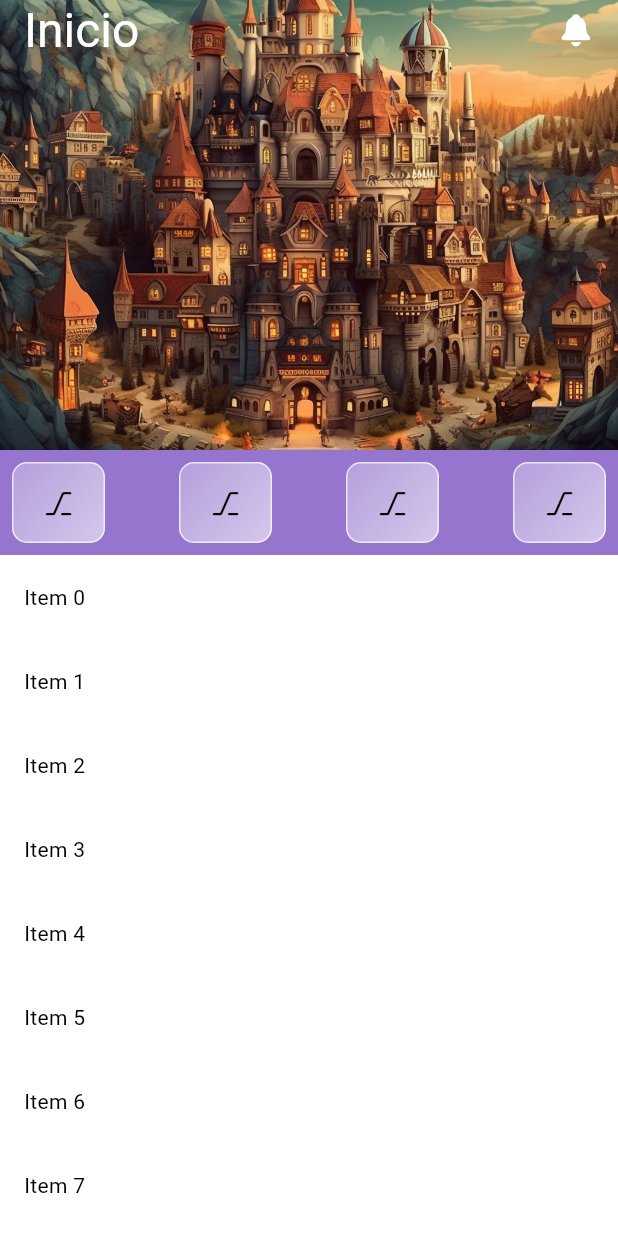
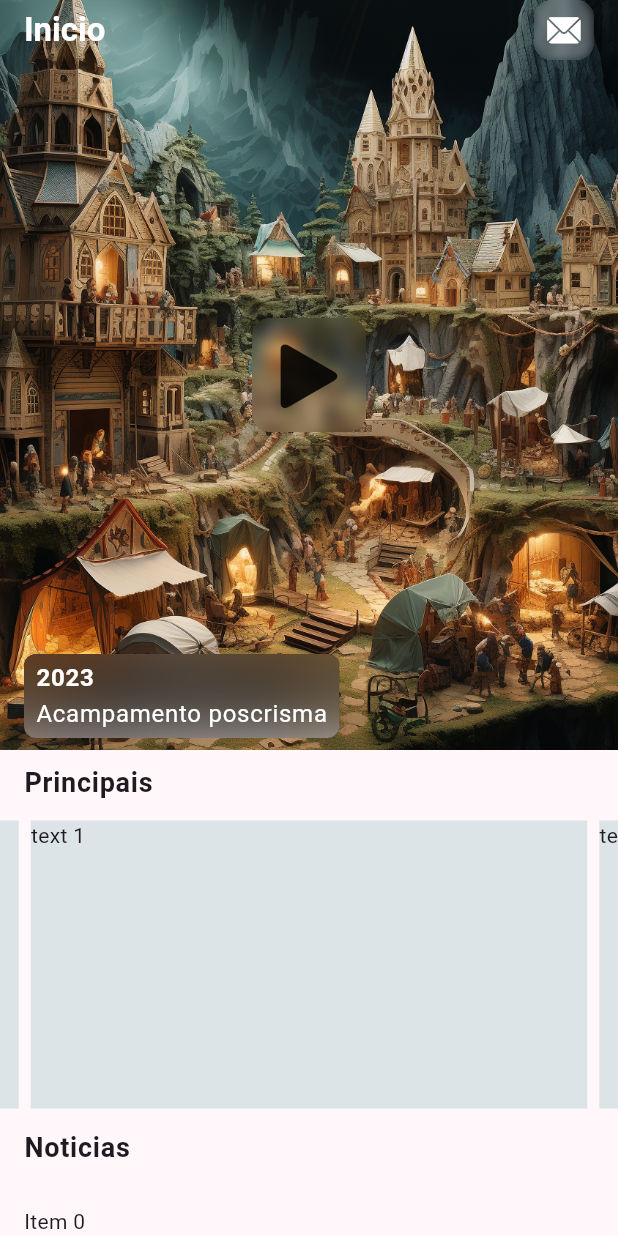
Before and after one commit to pos-crisma/poscrisma, a Flutter app: the HomeMobile screen opened directly, on a phone screen of 412 x 824 dp. Run offline on Flutter 3.47's test engine with Material 2 defaults, Android fonts, the phone set to English and light mode, and no system bars; drawn by our look-alikes of carousel_slider; our stand-ins replace dio, flutter_modular, glassmorphism, gradient_borders; Roboto replaces fonts that are missing (Manrope).

Commit message:
feat: Create feed view

```diff
--- a/lib/app/home/view/home_page.dart
+++ b/lib/app/home/view/home_page.dart
@@ -1,9 +1,7 @@
-import 'package:core/core.dart';
 import 'package:design/design.dart';
 import 'package:flutter/material.dart';
 import 'package:flutter/services.dart';
 
-import '../provider/reducer/home_reducer.dart';
 import 'mobile/home_mobile.dart';
 import 'web/home_web.dart';
 
@@ -12,7 +10,7 @@ class HomePage extends StatelessWidget {
 
   @override
   Widget build(BuildContext context) {
-    final viewStore = context.watch<HomeReducer>();
+    // final viewStore = context.watch<HomeReducer>();
 
     SystemChrome.setSystemUIOverlayStyle(
       const SystemUiOverlayStyle(
--- a/lib/app/home/view/mobile/home_mobile.dart
+++ b/lib/app/home/view/mobile/home_mobile.dart
@@ -1,5 +1,6 @@
 import 'dart:ui';
 
+import 'package:design/color/color.dart';
 import 'package:design/design.dart';
 import 'package:flutter/cupertino.dart';
 import 'package:flutter/material.dart';
@@ -12,29 +13,26 @@ class HomeMobile extends StatelessWidget {
   @override
   Widget build(BuildContext context) {
     return Scaffold(
-      backgroundColor:
-          SystemMode.isDark(context) ? Colors.grey.shade900 : Colors.white,
       body: CustomScrollView(
         controller: controller,
         slivers: [
           SliverAppBar(
-            backgroundColor: SystemMode.isDark(context)
-                ? Colors.deepPurple.shade700
-                : Colors.deepPurple.shade300,
-            forceElevated: false,
+            forceElevated: true,
             pinned: true,
-            elevation: 0,
+            elevation: 1,
             stretch: true,
             flexibleSpace: FlexibleSpaceBar(
               collapseMode: CollapseMode.parallax,
               background: Stack(
                 children: [
+                  // * Image background Viewer
                   const Positioned.fill(
                     child: Image(
-                      image: backgroundCastleTower,
+                      image: backgroundMountains,
                       fit: BoxFit.cover,
                     ),
                   ),
+                  // * Header Viewer
                   Positioned(
                     top: MediaQuery.of(context).padding.top,
                     width: MediaQuery.of(context).size.width,
@@ -47,103 +45,205 @@ class HomeMobile extends StatelessWidget {
                         mainAxisAlignment: MainAxisAlignment.spaceBetween,
                         children: [
                           Text(
-                            "Inicio",
+                            "Inicio", // TODO: Move to i18n
                             style: Theme.of(context)
                                 .textTheme
-                                .headlineLarge
-                                ?.copyWith(
+                                .titleLarge! //
+                                .copyWith(
                                   color: Colors.white,
+                                  fontWeight: FontWeight.bold,
                                 ),
                           ),
-                          const Icon(
-                            CupertinoIcons.bell_fill,
-                            color: Colors.white,
+                          GestureDetector(
+                            onTap: () {},
+                            child: ClipRRect(
+                              borderRadius: BorderRadius.circular(12),
+                              child: Container(
+                                padding: const EdgeInsets.all(8),
+                                color: Colors.grey.shade300.withOpacity(0.3),
+                                child: BackdropFilter(
+                                  filter:
+                                      ImageFilter.blur(sigmaX: 3, sigmaY: 3),
+                                  child: const Icon(
+                                    CupertinoIcons.envelope_fill,
+                                    color: Colors.white,
+                                  ),
+                                ),
+                              ),
+                            ),
                           ),
                         ],
                       ),
                     ),
                   ),
+
+                  // * Bottom Viewer
+                  Positioned(
+                    bottom: 0,
+                    width: MediaQuery.of(context).size.width,
+                    child: Padding(
+                      padding: EdgeInsets.symmetric(
+                        vertical: 8.0,
+                        horizontal: Responsive.isSmallScreen(context) //
+                            ? 8
+                            : 16,
+                      ),
+                      child: Column(
+                        crossAxisAlignment: CrossAxisAlignment.start,
+                        children: [
+                          ClipRRect(
+                            borderRadius: BorderRadius.circular(8),
+                            child: Container(
+                              padding: const EdgeInsets.symmetric(
+                                vertical: 4,
+                                horizontal: 8,
+                              ),
+                              decoration: BoxDecoration(
+                                color: Colors.grey.shade900,
+                              ),
+                              child: BackdropFilter(
+                                filter: ImageFilter.blur(
+                                  sigmaX: 30,
+                                  sigmaY: 30,
+                                ),
+                                child: Column(
+                                  crossAxisAlignment: CrossAxisAlignment.start,
+                                  children: [
+                                    Text(
+                                      "2023", // TODO: Move to i18n
+                                      style: Theme.of(context)
+                                          .textTheme
+                                          .bodyLarge! //
+                                          .copyWith(
+                                            color: Colors.white,
+                                            fontWeight: FontWeight.bold,
+                                          ),
+                                    ),
+                                    Text(
+                                      "Acampamento poscrisma", // TODO: Move to i18n
+                                      style: Theme.of(context)
+                                          .textTheme
+                                          .bodyLarge! //
+                                          .copyWith(
+                                            color: Colors.white,
+                                          ),
+                                    ),
+                                  ],
+                                ),
+                              ),
+                            ),
+                          ),
+                        ],
+                      ),
+                    ),
+                  ),
+
+                  // * Center Viewer
+                  Positioned.fill(
+                    child: GestureDetector(
+                      onTap: () {
+                        print("object");
+                      },
+                      child: Align(
+                        alignment: Alignment.center,
+                        child: ClipRRect(
+                          borderRadius: BorderRadius.circular(12),
+                          child: BackdropFilter(
+                            filter: ImageFilter.blur(
+                              sigmaX: 5,
+                              sigmaY: 5,
+                            ),
+                            child: const Padding(
+                              padding: EdgeInsets.all(8.0),
+                              child: Icon(
+                                CupertinoIcons.play_fill,
+                                size: 60,
+                              ),
+                            ),
+                          ),
+                        ),
+                      ),
+                    ),
+                  )
                 ],
               ),
             ),
-            expandedHeight: Responsive.isSmallScreen(context) ? 250 : 300,
+            expandedHeight: Responsive.isSmallScreen(context) ? 250 : 500,
             collapsedHeight: 0,
             toolbarHeight: 0,
+            backgroundColor: Color.fromARGB(255, 15, 16, 19),
           ),
           SliverToBoxAdapter(
             child: Container(
-              padding: const EdgeInsets.all(8),
-              height: 70,
-              decoration: BoxDecoration(
-                color: SystemMode.isDark(context)
-                    ? Colors.deepPurple.shade700
-                    : Colors.deepPurple.shade300,
+              padding: EdgeInsets.symmetric(
+                horizontal: Responsive.isSmallScreen(context) ? 8 : 16,
+                vertical: 8,
               ),
-              child: Row(
-                crossAxisAlignment: CrossAxisAlignment.center,
-                mainAxisAlignment: MainAxisAlignment.spaceBetween,
-                children: [
-                  GlassMorphism(
-                    start: 0.3,
-                    end: 0.6,
-                    child: SizedBox(
-                      width: 60,
-                      height: 60,
-                      child: Icon(
-                        CupertinoIcons.alt,
-                        size: 20,
-                        color: SystemMode.isDark(context)
-                            ? Colors.white
-                            : Colors.black,
-                      ),
+              child: Text(
+                "Principais", // TODO: Move to i18n
+                style: Theme.of(context)
+                    .textTheme
+                    .bodyLarge! //
+                    .copyWith(
+                      fontWeight: FontWeight.bold,
+                      fontSize: 18,
                     ),
-                  ),
-                  GlassMorphism(
-                    start: 0.3,
-                    end: 0.6,
-                    child: SizedBox(
-                      width: 60,
-                      height: 60,
-                      child: Icon(
-                        CupertinoIcons.alt,
-                        size: 20,
-                        color: SystemMode.isDark(context)
-                            ? Colors.white
-                            : Colors.black,
-                      ),
+              ),
+            ),
+          ),
+          SliverToBoxAdapter(
+            child: SizedBox(
+              height: 200,
+              child: CarouselSlider(
+                options: CarouselOptions(
+                  aspectRatio: 1.0,
+                  viewportFraction: 0.92,
+                  initialPage: 0,
+                  enableInfiniteScroll: true,
+                  autoPlay: false,
+                  scrollDirection: Axis.horizontal,
+                ),
+                items: [1, 2, 3, 4, 5].map((i) {
+                  return Builder(
+                    builder: (BuildContext context) {
+                      // TODO: Create Card to Carousel
+                      return Container(
+                        width: MediaQuery.of(context).size.width,
+                        margin: const EdgeInsets.all(4.0),
+                        decoration: BoxDecoration(
+                          color: SystemMode.isDark(context) //
+                              ? darkCardBackground
+                              : lightCardBackground,
+                        ),
+                        child: Text(
+                          'text $i',
+                          style: Theme.of(context).textTheme.bodyMedium,
+                        ),
+                      );
+                    },
+                  );
+                }).toList(),
+              ),
+            ),
+          ),
+
+          // * Box Header
+          // [SliverToBoxAdapter]
+          SliverToBoxAdapter(
+            child: Container(
+              padding: EdgeInsets.symmetric(
+                horizontal: Responsive.isSmallScreen(context) ? 8 : 16,
+                vertical: 8,
+              ),
+              child: Text(
+                "Noticias", // TODO: Move to i18n
+                style: Theme.of(context)
+                    .textTheme
+                    .bodyLarge! //
+                    .copyWith(
+                      fontWeight: FontWeight.bold,
+                      fontSize: 18,
                     ),
-                  ),
-                  GlassMorphism(
-                    start: 0.3,
-                    end: 0.6,
-                    child: SizedBox(
-                      width: 60,
-                      height: 60,
-                      child: Icon(
-                        CupertinoIcons.alt,
-                        size: 20,
-                        color: SystemMode.isDark(context)
-                            ? Colors.white
-                            : Colors.black,
-                      ),
-                    ),
-                  ),
-                  GlassMorphism(
-                    start: 0.3,
-                    end: 0.6,
-                    child: SizedBox(
-                      width: 60,
-                      height: 60,
-                      child: Icon(
-                        CupertinoIcons.alt,
-                        size: 20,
-                        color: SystemMode.isDark(context)
-                            ? Colors.white
-                            : Colors.black,
-                      ),
-                    ),
-                  ),
-                ],
               ),
             ),
           ),
@@ -151,14 +251,11 @@ class HomeMobile extends StatelessWidget {
             delegate: SliverChildBuilderDelegate(
               childCount: 100,
               (context, index) {
+                // TODO: Create card to show noticies
                 return ListTile(
                   title: Text(
                     "Item $index",
-                    style: Theme.of(context).textTheme.bodyMedium?.copyWith(
-                          color: SystemMode.isDark(context)
-                              ? Colors.white
-                              : Colors.black,
-                        ),
+                    style: Theme.of(context).textTheme.bodyMedium,
                   ),
                 );
               },
@@ -169,51 +266,3 @@ class HomeMobile extends StatelessWidget {
     );
   }
 }
-
-class GlassMorphism extends StatelessWidget {
-  final Widget child;
-  final double start;
-  final double end;
-
-  const GlassMorphism({
-    Key? key,
-    required this.child,
-    required this.start,
-    required this.end,
-  }) : super(key: key);
-
-  @override
-  Widget build(BuildContext context) {
-    return ClipRRect(
-      child: BackdropFilter(
-        filter: ImageFilter.blur(sigmaX: 3, sigmaY: 3),
-        child: Container(
-          decoration: BoxDecoration(
-            gradient: LinearGradient(
-              colors: [
-                SystemMode.isDark(context)
-                    ? Colors.black.withOpacity(start)
-                    : Colors.white.withOpacity(start),
-                SystemMode.isDark(context)
-                    ? Colors.black.withOpacity(end)
-                    : Colors.white.withOpacity(end),
-              ],
-              begin: AlignmentDirectional.topStart,
-              end: AlignmentDirectional.bottomEnd,
-            ),
-            borderRadius: const BorderRadius.all(
-              Radius.circular(10),
-            ),
-            border: Border.all(
-              width: 1,
-              color: SystemMode.isDark(context)
-                  ? Colors.black.withOpacity(0.7)
-                  : Colors.white.withOpacity(0.7),
-            ),
-          ),
-          child: child,
-        ),
-      ),
-    );
-  }
-}
--- a/modules/core/lib/core.dart
+++ b/modules/core/lib/core.dart
@@ -2,6 +2,10 @@ library core;
 
 export './container/container.dart';
 export './manager/store.dart';
+export './manager/store/reducer/reducer.dart';
+export './manager/store/effect/effect.dart';
+export './manager/store/state/action.dart';
+
 export './module/network/interface/network.dart';
 export './module/network/error/model/error_info.dart';
 export './module/network/network_module.dart';
--- a/modules/core/lib/manager/store.dart
+++ /dev/null
@@ -1,3 +0,0 @@
-export 'store/reducer/reducer.dart';
-export 'store/effect/effect.dart';
-export 'store/state/action.dart';
--- a/modules/design/lib/color/color.dart
+++ b/modules/design/lib/color/color.dart
@@ -1,3 +1,8 @@
 import 'package:flutter/material.dart';
 
-const scaffoldBackgroundColor = Color(0xFF6750a4);
+const lightBackground = Color(0xffFFFFFF);
+const darkBackground = Color(0xff1A1C1E);
+
+// Carrosel
+const lightCardBackground = Color(0xffDCE4E8);
+const darkCardBackground = Color(0xff131619);
--- /dev/null
+++ b/modules/design/lib/components/glass/glass_morphism.dart
@@ -0,0 +1,74 @@
+import 'dart:ui';
+
+import 'package:flutter/material.dart';
+import 'package:gradient_borders/gradient_borders.dart';
+
+import '../../design.dart';
+
+class GlassMorphism extends StatelessWidget {
+  final Widget child;
+  final double start;
+  final double end;
+
+  final List<Color> colors;
+
+  final double borderWidth;
+
+  final Alignment borderAlignStart;
+  final Alignment borderAlignEnd;
+  final Alignment gradientAlignStart;
+  final Alignment gradientAlignEnd;
+
+  const GlassMorphism({
+    Key? key,
+    this.colors = const [Colors.blue, Colors.transparent],
+    required this.child,
+    required this.start,
+    required this.end,
+    this.borderAlignStart = Alignment.topLeft,
+    this.borderAlignEnd = Alignment.bottomRight,
+    this.gradientAlignStart = Alignment.topLeft,
+    this.gradientAlignEnd = Alignment.bottomRight,
+    this.borderWidth = 1.5,
+  }) : super(key: key);
+
+  @override
+  Widget build(BuildContext context) {
+    return ClipRRect(
+      borderRadius: const BorderRadius.all(
+        Radius.circular(10),
+      ),
+      child: BackdropFilter(
+        filter: ImageFilter.blur(sigmaX: 3, sigmaY: 3),
+        child: Container(
+          decoration: BoxDecoration(
+            gradient: LinearGradient(
+              colors: [
+                SystemMode.isDark(context)
+                    ? Colors.black.withOpacity(start)
+                    : Colors.white.withOpacity(start),
+                SystemMode.isDark(context)
+                    ? Colors.black.withOpacity(end)
+                    : Colors.deepPurple.withOpacity(end),
+              ],
+              begin: gradientAlignStart,
+              end: gradientAlignEnd,
+            ),
+            borderRadius: const BorderRadius.all(
+              Radius.circular(10),
+            ),
+            border: GradientBoxBorder(
+              gradient: LinearGradient(
+                begin: borderAlignStart,
+                end: borderAlignEnd,
+                colors: colors,
+              ),
+              width: borderWidth,
+            ),
+          ),
+          child: child,
+        ),
+      ),
+    );
+  }
+}
--- /dev/null
+++ b/modules/design/lib/components/gradient/text_gradient.dart
@@ -0,0 +1,35 @@
+import 'package:flutter/material.dart';
+
+class TextGradient extends StatelessWidget {
+  const TextGradient({
+    super.key,
+    required this.text,
+    required this.style,
+    required this.colors,
+  });
+
+  final String text;
+  final TextStyle style;
+  final List<Color> colors;
+
+  @override
+  Widget build(BuildContext context) {
+    return ShaderMask(
+      blendMode: BlendMode.srcIn,
+      shaderCallback: (bounds) => LinearGradient(
+        colors: colors,
+      ).createShader(
+        Rect.fromLTWH(
+          0,
+          0,
+          bounds.width,
+          bounds.height,
+        ),
+      ),
+      child: Text(
+        text,
+        style: style,
+      ),
+    );
+  }
+}
--- a/modules/design/lib/design.dart
+++ b/modules/design/lib/design.dart
@@ -5,7 +5,11 @@ export 'components/typography/typography.dart';
 export 'font/manrope_font.dart';
 export 'font/roboto_font.dart';
 export 'image/image.dart';
-export 'template/BorderInputDecoration.dart';
+export 'components/border/border_input_decoration.dart';
 export 'theme/dark/dark_theme.dart';
 export 'theme/light/light_theme.dart';
 export 'theme/config/system_mode/system_mode.dart';
+export 'components/glass/glass_morphism.dart';
+
+export 'package:glassmorphism/glassmorphism.dart';
+export 'package:carousel_slider/carousel_slider.dart';
--- /dev/null
+++ b/modules/design/lib/theme/config/text/text.dart
@@ -0,0 +1,7 @@
+import 'package:flutter/material.dart';
+
+extension CustomizeTextTheme on TextTheme {
+  static const lightTextTheme = TextTheme();
+
+  static const darkTextTheme = TextTheme();
+}
--- a/modules/design/lib/theme/dark/dark_theme.dart
+++ b/modules/design/lib/theme/dark/dark_theme.dart
@@ -1,7 +1,9 @@
 import 'package:flutter/material.dart';
 
+import '../../color/color.dart';
 import '../../font/manrope_font.dart';
 import '../../font/roboto_font.dart';
+import '../config/text/text.dart';
 
 mixin DarkTheme {
   static final ThemeData theme = ThemeData(
@@ -10,13 +12,15 @@ mixin DarkTheme {
     fontFamilyFallback: const [
       RobotoFont.roboto,
     ],
-    textTheme: const TextTheme(),
+    textTheme: CustomizeTextTheme.darkTextTheme,
     appBarTheme: const AppBarTheme(
-      color: Colors.transparent,
+      // color: Colors.transparent,
       iconTheme: IconThemeData(color: Colors.white),
     ),
     colorScheme: ColorScheme.fromSeed(
       seedColor: Colors.deepPurple,
+      brightness: Brightness.dark,
+      background: darkBackground,
     ),
   );
 }
--- a/modules/design/lib/theme/light/light_theme.dart
+++ b/modules/design/lib/theme/light/light_theme.dart
@@ -1,7 +1,9 @@
 import 'package:flutter/material.dart';
 
+import '../../color/color.dart';
 import '../../font/manrope_font.dart';
 import '../../font/roboto_font.dart';
+import '../config/text/text.dart';
 
 mixin LightTheme {
   static final ThemeData theme = ThemeData(
@@ -10,6 +12,8 @@ mixin LightTheme {
     fontFamilyFallback: const [
       RobotoFont.roboto,
     ],
+    brightness: Brightness.light,
+    textTheme: CustomizeTextTheme.lightTextTheme,
     appBarTheme: const AppBarTheme(
       color: Colors.blue,
       iconTheme: IconThemeData(color: Colors.white),
@@ -17,6 +21,7 @@ mixin LightTheme {
     colorScheme: ColorScheme.fromSeed(
       seedColor: Colors.purple,
       brightness: Brightness.light,
+      background: lightBackground,
     ),
   );
 }
--- a/modules/design/pubspec.yaml
+++ b/modules/design/pubspec.yaml
@@ -10,6 +10,9 @@ environment:
 dependencies:
   flutter:
     sdk: flutter
+  glassmorphism: ^3.0.0
+  gradient_borders: ^1.0.0
+  carousel_slider: ^4.2.1
 
 dev_dependencies:
   flutter_test:
```
Also changed, not shown: modules/design/lib/components/border/border_input_decoration.dart (renamed from modules/design/lib/template/BorderInputDecoration.dart), modules/design/pubspec.lock, pubspec.lock.
